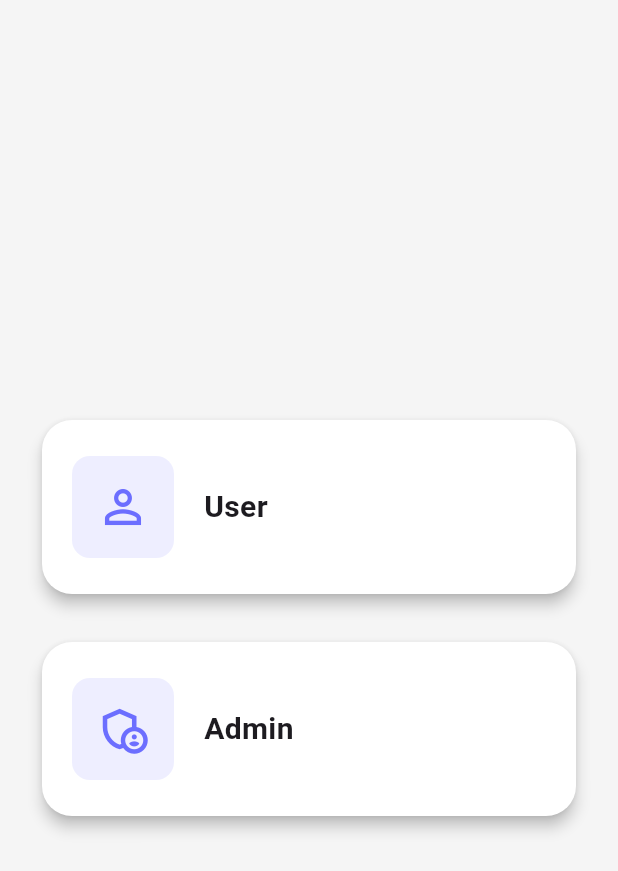
After one commit to antssanjeewa/flutter_smart_quize_app, a Flutter app: the screen it shows after launch, on a phone screen of 412 x 824 dp. The commit adds this screen. Shown: the top 871 px of the screen. Run offline on Flutter 3.47's test engine with Material 3 defaults, Android fonts, the phone set to English and light mode, and no system bars; our stand-ins replace cloud_firestore, firebase_core; accounts and stored records are empty.

Commit message:
add: user select screen

```diff
--- a/lib/app/main_app.dart
+++ b/lib/app/main_app.dart
@@ -1,7 +1,6 @@
 import 'package:flutter/material.dart';
 import 'package:quize_app/utils/theme.dart';
-import 'package:quize_app/views/home_page.dart';
-import 'package:quize_app/views/user_screen.dart';
+import 'package:quize_app/views/user_selection_screen.dart';
 
 class MainApp extends StatelessWidget {
   const MainApp({super.key});
@@ -11,7 +10,7 @@ class MainApp extends StatelessWidget {
     return MaterialApp(
       title: 'Quiz App',
       theme: AppTheme.theme,
-      home: UserScreen(),
+      home: UserSelectionScreen(),
       debugShowCheckedModeBanner: false,
     );
   }
--- /dev/null
+++ b/lib/views/user_selection_screen.dart
@@ -0,0 +1,86 @@
+import 'package:flutter/material.dart';
+import 'package:quize_app/utils/theme.dart';
+import 'package:quize_app/views/home_page.dart';
+import 'package:quize_app/views/user_screen.dart';
+
+class UserSelectionScreen extends StatelessWidget {
+  const UserSelectionScreen({super.key});
+
+  @override
+  Widget build(BuildContext context) {
+    return Scaffold(
+      backgroundColor: Colors.grey[100], // soft background
+      body: Center(
+        child: Padding(
+          padding: const EdgeInsets.symmetric(horizontal: 24.0),
+          child: Column(
+            mainAxisAlignment: MainAxisAlignment.center,
+            children: [
+              _buildCard(
+                context: context,
+                name: "User",
+                icon: Icons.person_outline,
+                onTap: () {
+                  Navigator.of(context).pushReplacement(
+                    MaterialPageRoute(builder: (_) => UserScreen()),
+                  );
+                },
+              ),
+              const SizedBox(height: 24),
+              _buildCard(
+                context: context,
+                name: "Admin",
+                icon: Icons.admin_panel_settings_outlined,
+                onTap: () {
+                  Navigator.of(context).pushReplacement(
+                    MaterialPageRoute(builder: (_) => HomePage()),
+                  );
+                },
+              ),
+            ],
+          ),
+        ),
+      ),
+    );
+  }
+
+  Widget _buildCard({
+    required BuildContext context,
+    required String name,
+    required IconData icon,
+    required VoidCallback onTap,
+  }) {
+    return InkWell(
+      onTap: onTap,
+      borderRadius: BorderRadius.circular(20),
+      child: Card(
+        elevation: 4,
+        shape: RoundedRectangleBorder(borderRadius: BorderRadius.circular(20)),
+        child: Container(
+          width: double.infinity,
+          padding: const EdgeInsets.symmetric(vertical: 24, horizontal: 20),
+          child: Row(
+            children: [
+              Container(
+                padding: const EdgeInsets.all(16),
+                decoration: BoxDecoration(
+                  color: AppTheme.primary.withAlpha(30),
+                  borderRadius: BorderRadius.circular(12),
+                ),
+                child: Icon(icon, size: 36, color: AppTheme.primary),
+              ),
+              const SizedBox(width: 20),
+              Text(
+                name,
+                style: const TextStyle(
+                  fontSize: 20,
+                  fontWeight: FontWeight.w600,
+                ),
+              ),
+            ],
+          ),
+        ),
+      ),
+    );
+  }
+}
```
